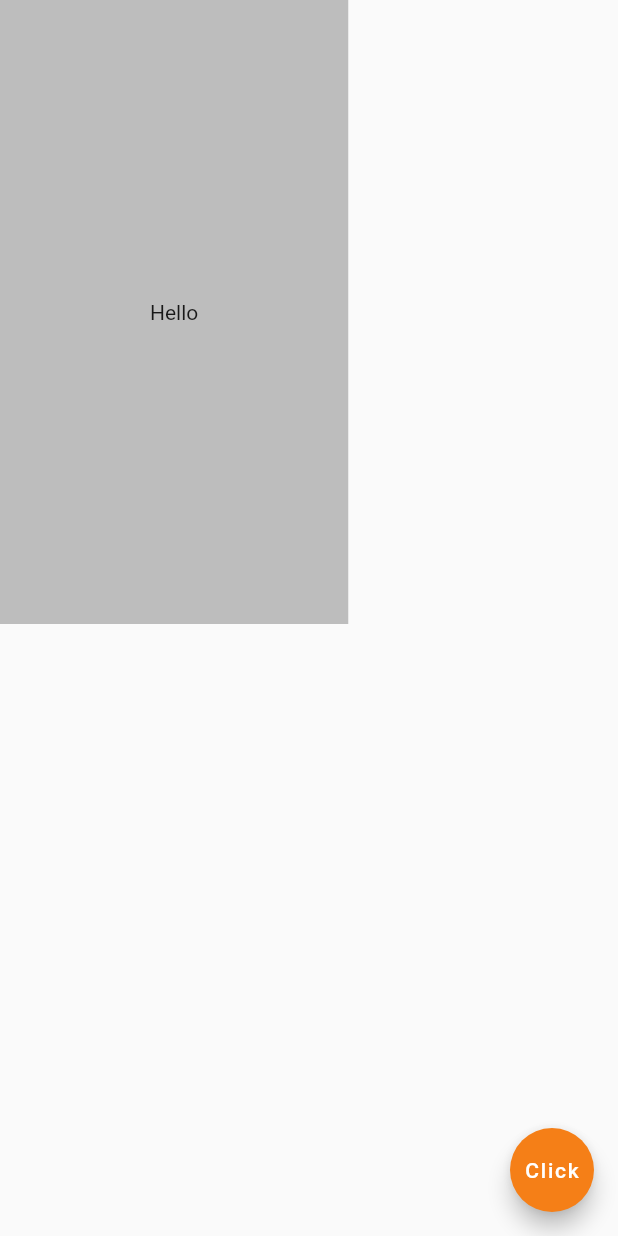
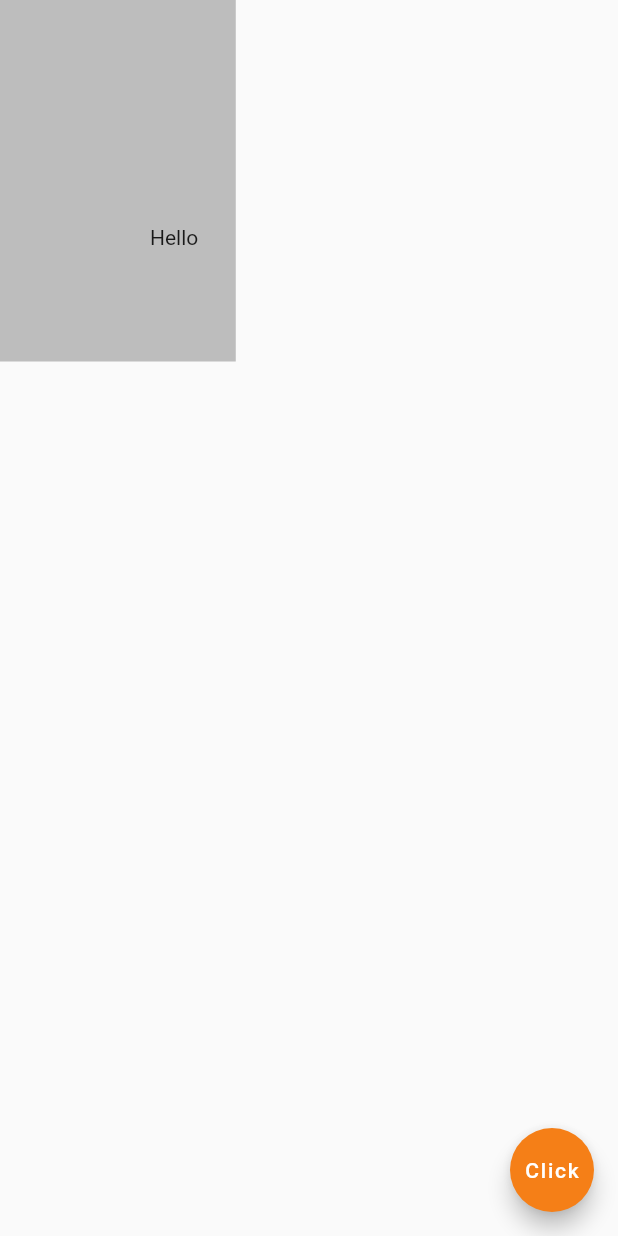
Before and after one commit to AkshDesai04/code_ninja_follow_along, a Flutter app: the screen it shows after launch, on a phone screen of 412 x 824 dp. Run offline on Flutter 3.47's test engine with Material 2 defaults, Android fonts, the phone set to English and light mode, and no system bars.

Commit message:
Used fromLTRB padding now

```diff
--- a/lib/main.dart
+++ b/lib/main.dart
@@ -73,7 +73,8 @@ class Home extends StatelessWidget {
         //     color: Colors.amber
         //   ),
         //   padding: EdgeInsets.all(100),
-          padding: EdgeInsets.symmetric(horizontal: 100, vertical: 200),
+        //   padding: EdgeInsets.symmetric(horizontal: 100, vertical: 200),
+          padding: EdgeInsets.fromLTRB(100, 150, 25, 75),
           color: Colors.grey[400],
           child: Text("Hello"),
         ),
```
